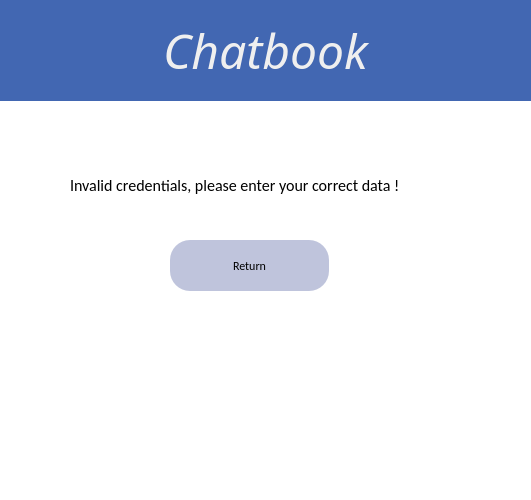
The window that error.ui (Sastiazaran/chatRooms) describes before a commit, drawn with Qt 5.
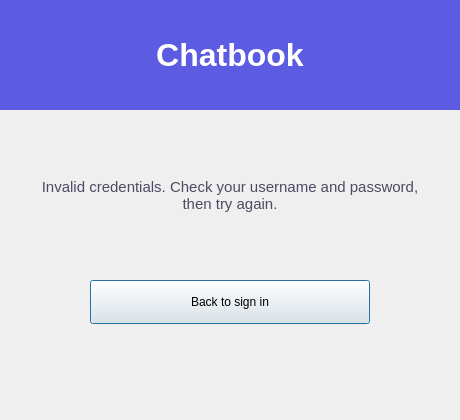
The same window after the commit.

```diff
--- a/error.ui
+++ b/error.ui
@@ -6,112 +6,24 @@
    <rect>
     <x>0</x>
     <y>0</y>
-    <width>531</width>
-    <height>500</height>
+    <width>460</width>
+    <height>420</height>
    </rect>
   </property>
-  <property name="maximumSize">
-   <size>
-    <width>1000</width>
-    <height>1000</height>
-   </size>
-  </property>
   <property name="windowTitle">
    <string>Dialog</string>
   </property>
-  <property name="styleSheet">
-   <string notr="true">background-color: rgb(255, 255, 255);
-
-
-</string>
-  </property>
-  <widget class="QLabel" name="label_5">
-   <property name="geometry">
-    <rect>
-     <x>140</x>
-     <y>200</y>
-     <width>211</width>
-     <height>20</height>
-    </rect>
-   </property>
-   <property name="styleSheet">
-    <string notr="true">font: 11pt &quot;Consolas&quot;;
-color: red;</string>
-   </property>
-   <property name="text">
-    <string/>
-   </property>
-  </widget>
-  <widget class="QPushButton" name="pushButton">
-   <property name="geometry">
-    <rect>
-     <x>170</x>
-     <y>240</y>
-     <width>159</width>
-     <height>51</height>
-    </rect>
-   </property>
-   <property name="font">
-    <font>
-     <family>Calibri</family>
-     <pointsize>9</pointsize>
-     <italic>false</italic>
-     <bold>false</bold>
-    </font>
-   </property>
-   <property name="styleSheet">
-    <string notr="true">border-radius:20px;
-font: 9pt &quot;Calibri&quot;;
-background-color: rgb(191, 196, 220);</string>
-   </property>
-   <property name="text">
-    <string>Return</string>
-   </property>
-  </widget>
-  <widget class="QLabel" name="label_2">
-   <property name="geometry">
-    <rect>
-     <x>70</x>
-     <y>150</y>
-     <width>351</width>
-     <height>71</height>
-    </rect>
-   </property>
-   <property name="font">
-    <font>
-     <family>Calibri</family>
-     <pointsize>12</pointsize>
-    </font>
-   </property>
-   <property name="whatsThis">
-    <string>&lt;html&gt;&lt;head/&gt;&lt;body&gt;&lt;p align=&quot;center&quot;&gt;&lt;br/&gt;&lt;/p&gt;&lt;/body&gt;&lt;/html&gt;</string>
-   </property>
-   <property name="text">
-    <string>Invalid credentials, please enter your correct data !</string>
-   </property>
-  </widget>
   <widget class="QLabel" name="label">
    <property name="geometry">
     <rect>
      <x>0</x>
      <y>0</y>
-     <width>531</width>
-     <height>101</height>
+     <width>460</width>
+     <height>110</height>
     </rect>
    </property>
-   <property name="font">
-    <font>
-     <family>Harlow Solid Italic</family>
-     <pointsize>36</pointsize>
-     <italic>true</italic>
-    </font>
-   </property>
-   <property name="whatsThis">
-    <string>&lt;html&gt;&lt;head/&gt;&lt;body&gt;&lt;p align=&quot;center&quot;&gt;&lt;br/&gt;&lt;/p&gt;&lt;/body&gt;&lt;/html&gt;</string>
-   </property>
    <property name="styleSheet">
-    <string notr="true">background-color: rgb(66, 103, 178);
-color: rgb(239, 239, 239);</string>
+    <string notr="true">background-color: #5b5ce2; color: #ffffff; font-size: 32px; font-weight: 700;</string>
    </property>
    <property name="text">
     <string>Chatbook</string>
@@ -120,6 +32,54 @@
     <set>Qt::AlignCenter</set>
    </property>
   </widget>
+  <widget class="QLabel" name="label_2">
+   <property name="geometry">
+    <rect>
+     <x>40</x>
+     <y>150</y>
+     <width>380</width>
+     <height>90</height>
+    </rect>
+   </property>
+   <property name="styleSheet">
+    <string notr="true">font-size: 15px; color: #4b4b63;</string>
+   </property>
+   <property name="text">
+    <string>Invalid credentials. Check your username and password, then try again.</string>
+   </property>
+   <property name="alignment">
+    <set>Qt::AlignCenter</set>
+   </property>
+   <property name="wordWrap">
+    <bool>true</bool>
+   </property>
+  </widget>
+  <widget class="QLabel" name="label_5">
+   <property name="geometry">
+    <rect>
+     <x>40</x>
+     <y>240</y>
+     <width>380</width>
+     <height>20</height>
+    </rect>
+   </property>
+   <property name="text">
+    <string/>
+   </property>
+  </widget>
+  <widget class="QPushButton" name="pushButton">
+   <property name="geometry">
+    <rect>
+     <x>90</x>
+     <y>280</y>
+     <width>280</width>
+     <height>44</height>
+    </rect>
+   </property>
+   <property name="text">
+    <string>Back to sign in</string>
+   </property>
+  </widget>
  </widget>
  <resources/>
  <connections/>
```
Left out of the diff: 6 changed lines with no effect on the pictures.
